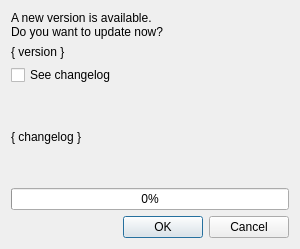
Qt form gui/src/updater/update-dialog.ui (Bionus/imgbrd-grabber) before a commit.
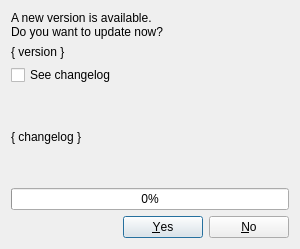
The same form after that commit. Icons and pictures are not drawn.

Commit message: Don't show changelog in nightly updater

What changed in the file:
```diff
--- a/gui/src/updater/update-dialog.ui
+++ b/gui/src/updater/update-dialog.ui
@@ -129,7 +129,7 @@
       <enum>Qt::Horizontal</enum>
      </property>
      <property name="standardButtons">
-      <set>QDialogButtonBox::Cancel|QDialogButtonBox::Ok</set>
+      <set>QDialogButtonBox::No|QDialogButtonBox::Yes</set>
      </property>
     </widget>
    </item>
```
Left out of the diff: 3 changed lines with no effect on the pictures. The commit also changes 2 other files.
